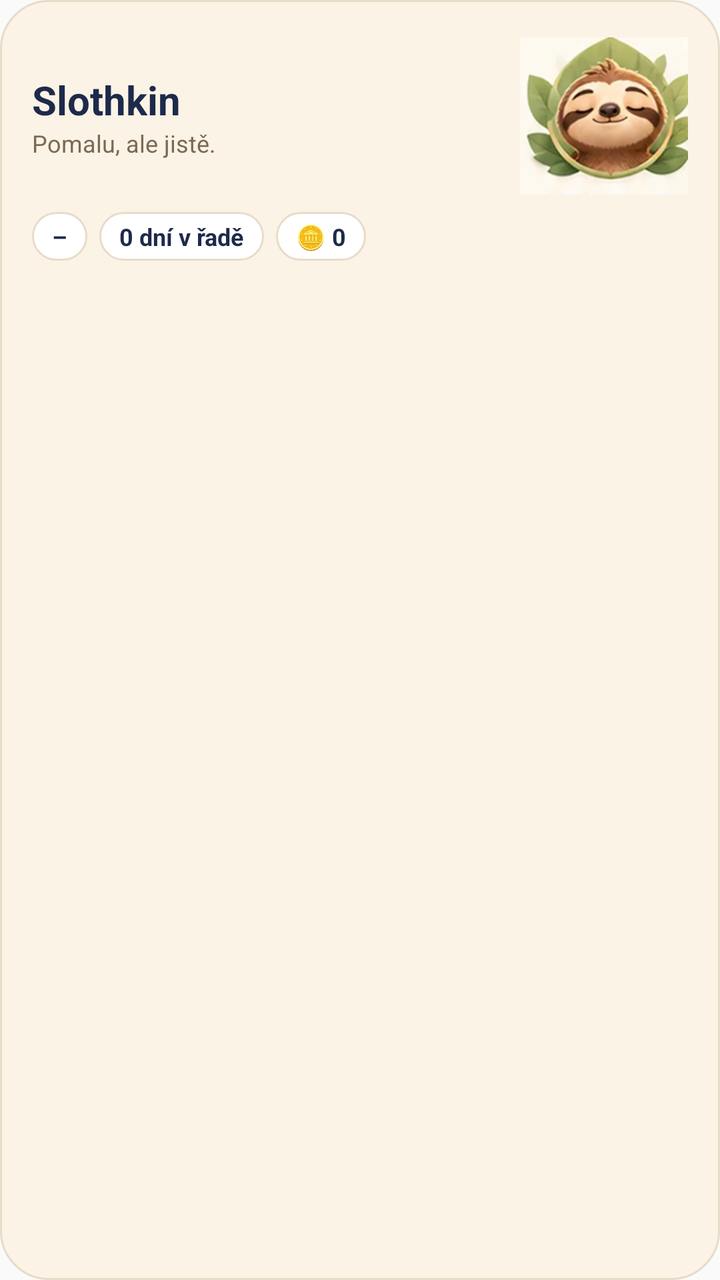
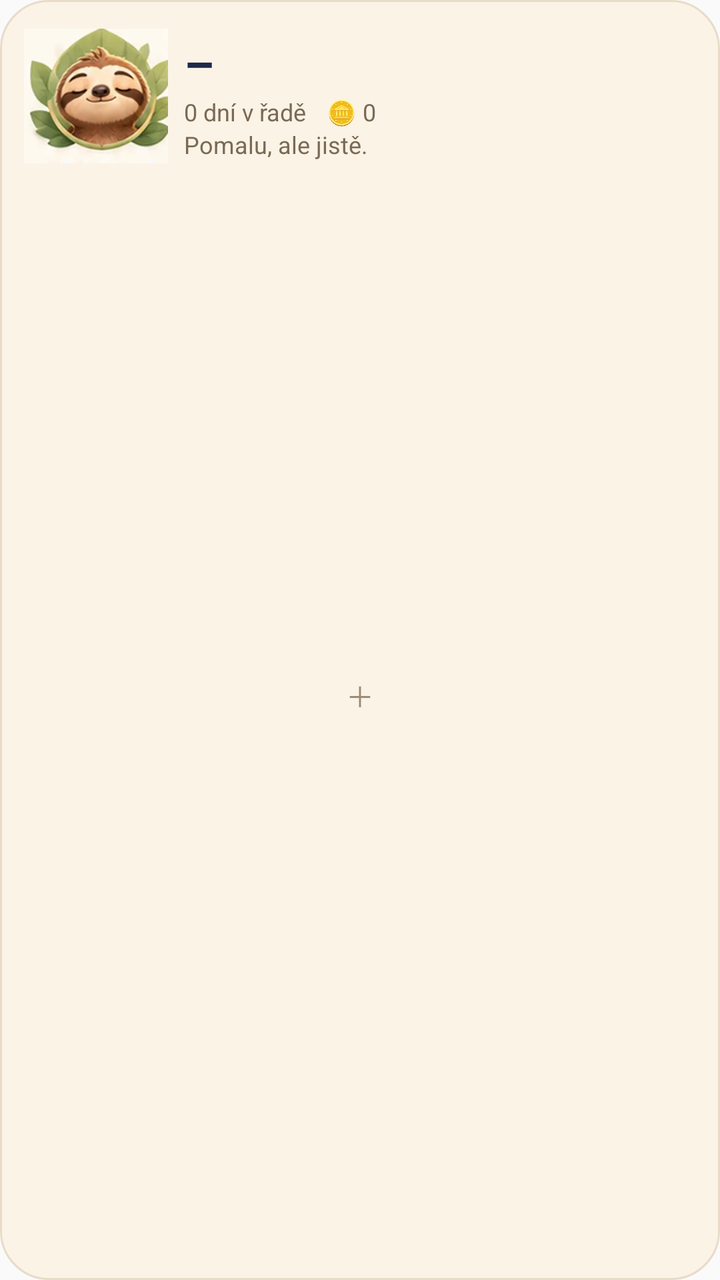

Two renders of the same Android screen: before a commit and after it. Below are the layout's source before the change and the commit's diff.
<!-- AndroidManifest.xml: application theme AppTheme -->
<!-- res/layout/widget_large.xml -->
<?xml version="1.0" encoding="utf-8"?>
<LinearLayout xmlns:android="http://schemas.android.com/apk/res/android"
    android:id="@+id/w_root" android:layout_width="match_parent" android:layout_height="match_parent"
    android:background="@drawable/widget_bg" android:orientation="vertical" android:padding="16dp">
    <LinearLayout android:layout_width="match_parent" android:layout_height="wrap_content" android:orientation="horizontal" android:gravity="center_vertical">
        <LinearLayout android:layout_width="0dp" android:layout_weight="1" android:layout_height="wrap_content" android:orientation="vertical">
            <TextView android:layout_width="wrap_content" android:layout_height="wrap_content" android:text="Slothkin" android:textColor="#1E2A4A" android:textSize="20sp" android:textStyle="bold"/>
            <TextView android:id="@+id/w_lead" android:layout_width="match_parent" android:layout_height="wrap_content" android:text="Pomalu, ale jistě." android:textColor="#7A6A55" android:textSize="12sp" android:maxLines="2" android:ellipsize="end"/>
        </LinearLayout>
        <ImageView android:id="@+id/w_sloth" android:layout_width="84dp" android:layout_height="84dp" android:src="@drawable/widget_sloth" android:scaleType="fitCenter" android:contentDescription="Slothkin"/>
    </LinearLayout>
    <LinearLayout android:layout_width="match_parent" android:layout_height="wrap_content" android:orientation="horizontal" android:layout_marginTop="6dp" android:layout_marginBottom="6dp">
        <TextView android:id="@+id/w_progress" style="@style/WidgetPill" android:text="–"/>
        <TextView android:id="@+id/w_streak" style="@style/WidgetPill" android:text="0 dní v řadě"/>
        <TextView android:id="@+id/w_coins" style="@style/WidgetPill" android:text="🪙 0"/>
    </LinearLayout>
        <TextView android:id="@+id/w_t1" style="@style/WidgetTask"/>
        <TextView android:id="@+id/w_t2" style="@style/WidgetTask"/>
        <TextView android:id="@+id/w_t3" style="@style/WidgetTask"/>
        <TextView android:id="@+id/w_t4" style="@style/WidgetTask"/>
        <TextView android:id="@+id/w_t5" style="@style/WidgetTask"/>
        <TextView android:id="@+id/w_t6" style="@style/WidgetTask"/>
        <TextView android:id="@+id/w_t7" style="@style/WidgetTask"/>
        <TextView android:id="@+id/w_t8" style="@style/WidgetTask"/>
        <TextView android:id="@+id/w_t9" style="@style/WidgetTask"/>
        <TextView android:id="@+id/w_t10" style="@style/WidgetTask"/>
    <TextView android:id="@+id/w_quote" android:layout_width="match_parent" android:layout_height="wrap_content" android:text="" android:textColor="#5E7A4A" android:textSize="12sp" android:textStyle="italic" android:layout_marginTop="8dp" android:maxLines="2" android:ellipsize="end"/>
</LinearLayout>
<!-- resources referenced by this layout -->
<resources>
  <!-- drawable widget_bg (drawable) -->
  <?xml version="1.0" encoding="utf-8"?>
  <shape xmlns:android="http://schemas.android.com/apk/res/android" android:shape="rectangle">
      <solid android:color="#FBF3E6"/>
      <corners android:radius="24dp"/>
      <stroke android:width="1dp" android:color="#E8DCC8"/>
  </shape>
  <!-- drawable widget_sloth: png bitmap (drawable-xxhdpi, 55868 bytes) -->
  <style name="WidgetPill">
          <item name="android:layout_width">wrap_content</item>
          <item name="android:layout_height">wrap_content</item>
          <item name="android:background">@drawable/widget_pill</item>
          <item name="android:paddingLeft">10dp</item>
          <item name="android:paddingRight">10dp</item>
          <item name="android:paddingTop">4dp</item>
          <item name="android:paddingBottom">4dp</item>
          <item name="android:layout_marginRight">6dp</item>
          <item name="android:textColor">#1E2A4A</item>
          <item name="android:textSize">12sp</item>
          <item name="android:textStyle">bold</item>
      </style>
  <style name="WidgetTask">
          <item name="android:layout_width">match_parent</item>
          <item name="android:layout_height">wrap_content</item>
          <item name="android:textColor">#1E2A4A</item>
          <item name="android:textSize">13sp</item>
          <item name="android:maxLines">1</item>
          <item name="android:ellipsize">end</item>
          <item name="android:paddingTop">2dp</item>
          <item name="android:paddingBottom">2dp</item>
      </style>
  <style name="AppTheme" parent="Theme.AppCompat.Light.DarkActionBar">
          
          <item name="colorPrimary">@color/colorPrimary</item>
          <item name="colorPrimaryDark">@color/colorPrimaryDark</item>
          <item name="colorAccent">@color/colorAccent</item>
      </style>
  <!-- drawable widget_pill (drawable) -->
  <?xml version="1.0" encoding="utf-8"?>
  <shape xmlns:android="http://schemas.android.com/apk/res/android" android:shape="rectangle"><solid android:color="#FFFFFF"/><corners android:radius="999dp"/><stroke android:width="1dp" android:color="#E8DCC8"/></shape>
</resources>

<!-- the commit's change to res/layout/widget_large.xml (unified diff, before → after) -->
@@ -1,28 +1,21 @@
 <?xml version="1.0" encoding="utf-8"?>
 <LinearLayout xmlns:android="http://schemas.android.com/apk/res/android"
     android:id="@+id/w_root" android:layout_width="match_parent" android:layout_height="match_parent"
-    android:background="@drawable/widget_bg" android:orientation="vertical" android:padding="16dp">
+    android:background="@drawable/widget_bg" android:orientation="vertical" android:padding="12dp">
     <LinearLayout android:layout_width="match_parent" android:layout_height="wrap_content" android:orientation="horizontal" android:gravity="center_vertical">
-        <LinearLayout android:layout_width="0dp" android:layout_weight="1" android:layout_height="wrap_content" android:orientation="vertical">
-            <TextView android:layout_width="wrap_content" android:layout_height="wrap_content" android:text="Slothkin" android:textColor="#1E2A4A" android:textSize="20sp" android:textStyle="bold"/>
+        <ImageView android:id="@+id/w_sloth" android:layout_width="72dp" android:layout_height="72dp" android:src="@drawable/widget_sloth" android:scaleType="fitCenter" android:contentDescription="Poquito"/>
+        <LinearLayout android:layout_width="0dp" android:layout_weight="1" android:layout_height="wrap_content" android:orientation="vertical" android:layout_marginStart="8dp">
+            <TextView android:id="@+id/w_progress" android:layout_width="wrap_content" android:layout_height="wrap_content" android:text="–" android:textColor="#1E2A4A" android:textSize="24sp" android:textStyle="bold"/>
+            <LinearLayout android:layout_width="wrap_content" android:layout_height="wrap_content" android:orientation="horizontal">
+                <TextView android:id="@+id/w_streak" android:layout_width="wrap_content" android:layout_height="wrap_content" android:text="0 dní v řadě" android:textColor="#7A6A55" android:textSize="12sp"/>
+                <TextView android:id="@+id/w_coins" android:layout_width="wrap_content" android:layout_height="wrap_content" android:text="🪙 0" android:textColor="#7A6A55" android:textSize="12sp" android:layout_marginStart="10dp"/>
+            </LinearLayout>
             <TextView android:id="@+id/w_lead" android:layout_width="match_parent" android:layout_height="wrap_content" android:text="Pomalu, ale jistě." android:textColor="#7A6A55" android:textSize="12sp" android:maxLines="2" android:ellipsize="end"/>
         </LinearLayout>
-        <ImageView android:id="@+id/w_sloth" android:layout_width="84dp" android:layout_height="84dp" android:src="@drawable/widget_sloth" android:scaleType="fitCenter" android:contentDescription="Slothkin"/>
     </LinearLayout>
-    <LinearLayout android:layout_width="match_parent" android:layout_height="wrap_content" android:orientation="horizontal" android:layout_marginTop="6dp" android:layout_marginBottom="6dp">
-        <TextView android:id="@+id/w_progress" style="@style/WidgetPill" android:text="–"/>
-        <TextView android:id="@+id/w_streak" style="@style/WidgetPill" android:text="0 dní v řadě"/>
-        <TextView android:id="@+id/w_coins" style="@style/WidgetPill" android:text="🪙 0"/>
-    </LinearLayout>
-        <TextView android:id="@+id/w_t1" style="@style/WidgetTask"/>
-        <TextView android:id="@+id/w_t2" style="@style/WidgetTask"/>
-        <TextView android:id="@+id/w_t3" style="@style/WidgetTask"/>
-        <TextView android:id="@+id/w_t4" style="@style/WidgetTask"/>
-        <TextView android:id="@+id/w_t5" style="@style/WidgetTask"/>
-        <TextView android:id="@+id/w_t6" style="@style/WidgetTask"/>
-        <TextView android:id="@+id/w_t7" style="@style/WidgetTask"/>
-        <TextView android:id="@+id/w_t8" style="@style/WidgetTask"/>
-        <TextView android:id="@+id/w_t9" style="@style/WidgetTask"/>
-        <TextView android:id="@+id/w_t10" style="@style/WidgetTask"/>
-    <TextView android:id="@+id/w_quote" android:layout_width="match_parent" android:layout_height="wrap_content" android:text="" android:textColor="#5E7A4A" android:textSize="12sp" android:textStyle="italic" android:layout_marginTop="8dp" android:maxLines="2" android:ellipsize="end"/>
+    <FrameLayout android:layout_width="match_parent" android:layout_height="0dp" android:layout_weight="1" android:layout_marginTop="6dp">
+        <ListView android:id="@+id/w_list" android:layout_width="match_parent" android:layout_height="match_parent" android:divider="@null" android:dividerHeight="0dp" android:scrollbars="none"/>
+        <TextView android:id="@+id/w_empty" android:layout_width="match_parent" android:layout_height="match_parent" android:gravity="center" android:text="＋" android:textColor="#9A8A75" android:textSize="14sp"/>
+    </FrameLayout>
+    <TextView android:id="@+id/w_quote" android:layout_width="match_parent" android:layout_height="wrap_content" android:text="" android:textColor="#5E7A4A" android:textSize="12sp" android:textStyle="italic" android:layout_marginTop="6dp" android:maxLines="2" android:ellipsize="end"/>
 </LinearLayout>
<!-- resource entries referenced after the edit -->
@@ -8,37 +8,11 @@
       <stroke android:width="1dp" android:color="#E8DCC8"/>
   </shape>
   <!-- drawable widget_sloth: png bitmap (drawable-xxhdpi, 55868 bytes) -->
-  <style name="WidgetPill">
-          <item name="android:layout_width">wrap_content</item>
-          <item name="android:layout_height">wrap_content</item>
-          <item name="android:background">@drawable/widget_pill</item>
-          <item name="android:paddingLeft">10dp</item>
-          <item name="android:paddingRight">10dp</item>
-          <item name="android:paddingTop">4dp</item>
-          <item name="android:paddingBottom">4dp</item>
-          <item name="android:layout_marginRight">6dp</item>
-          <item name="android:textColor">#1E2A4A</item>
-          <item name="android:textSize">12sp</item>
-          <item name="android:textStyle">bold</item>
-      </style>
-  <style name="WidgetTask">
-          <item name="android:layout_width">match_parent</item>
-          <item name="android:layout_height">wrap_content</item>
-          <item name="android:textColor">#1E2A4A</item>
-          <item name="android:textSize">13sp</item>
-          <item name="android:maxLines">1</item>
-          <item name="android:ellipsize">end</item>
-          <item name="android:paddingTop">2dp</item>
-          <item name="android:paddingBottom">2dp</item>
-      </style>
   <style name="AppTheme" parent="Theme.AppCompat.Light.DarkActionBar">
           
           <item name="colorPrimary">@color/colorPrimary</item>
           <item name="colorPrimaryDark">@color/colorPrimaryDark</item>
           <item name="colorAccent">@color/colorAccent</item>
       </style>
-  <!-- drawable widget_pill (drawable) -->
-  <?xml version="1.0" encoding="utf-8"?>
-  <shape xmlns:android="http://schemas.android.com/apk/res/android" android:shape="rectangle"><solid android:color="#FFFFFF"/><corners android:radius="999dp"/><stroke android:width="1dp" android:color="#E8DCC8"/></shape>
 </resources>
 
